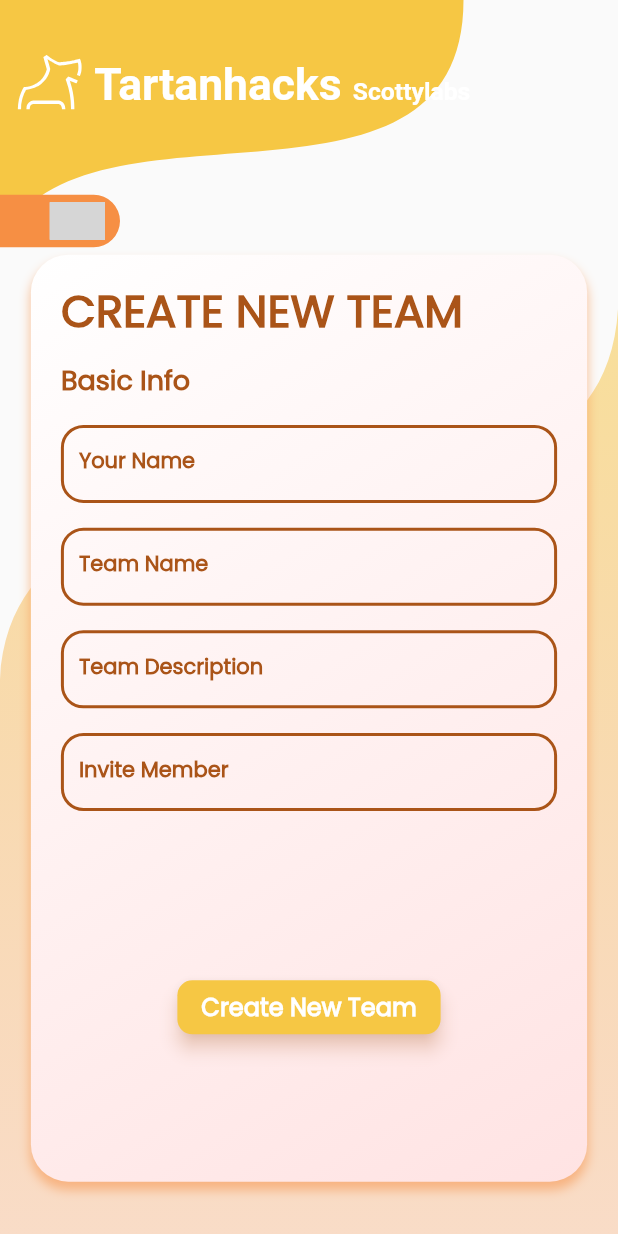
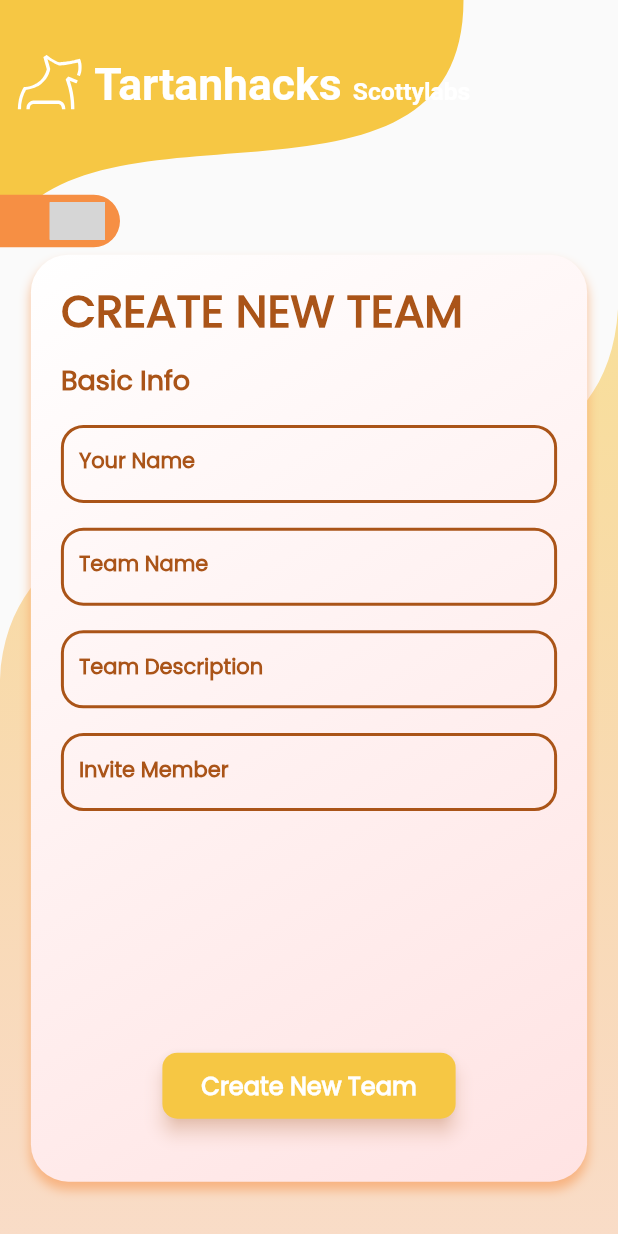
Before and after one commit to ScottyLabs/tartanhacks_dashboard_v2, a Flutter app: the CreateTeam screen opened directly, on a phone screen of 412 x 824 dp. Run offline on Flutter 3.47's test engine with Material 2 defaults, Android fonts, the phone set to English and light mode, and no system bars; our stand-ins replace carousel_slider, date_time_picker, flutter_countdown_timer, flutter_svg, qr_flutter, share and 2 more; missing offline and left inert: barras, charcode, decorated_icon, shared_preferences_web; accounts and stored records are empty; generated files the repository leaves out were written again; grey boxes are pictures that could not be loaded.

Commit message:
create team tweaks
create team tweaks

```diff
--- a/lib/pages/create_team.dart
+++ b/lib/pages/create_team.dart
@@ -136,8 +136,12 @@ class _CreateTeamState extends State<CreateTeam> {
                             child: GradBox(
                               width: screenWidth*0.9,
                               height: screenHeight*0.75,
-                              padding: EdgeInsets.fromLTRB(20, 5, 20, 5),
+                              padding: EdgeInsets.fromLTRB(20, 5, 20, 20),
                               child: Column(
+                                mainAxisAlignment: MainAxisAlignment.spaceBetween,
+                                crossAxisAlignment: CrossAxisAlignment.start,
+                                children: [
+                                      Column(
                                         mainAxisAlignment: MainAxisAlignment.start,
                                         crossAxisAlignment: CrossAxisAlignment.start,
                                         children: [
@@ -168,13 +172,28 @@ class _CreateTeamState extends State<CreateTeam> {
                                             )
                                           )
                                         ),
-                                    SizedBox(height:screenHeight*0.1),
+                                        ]
+                                      ),
+
                                     Container(
-                                        alignment: Alignment.bottomCenter,
-                                        padding: EdgeInsets.fromLTRB(0, 10, 0, 10),
-                                        height: screenHeight*0.1,
-                                        child: SolidButton(
-                                          text: "Create New Team"
+                                        alignment: Alignment.center,
+                                        padding: EdgeInsets.fromLTRB(20, 20, 20, 20),
+                                        child: ElevatedButton(
+                                          style: ButtonStyle(
+                                            foregroundColor: MaterialStateProperty.all(Theme.of(context).colorScheme.primary),
+                                            backgroundColor: MaterialStateProperty.all(Theme.of(context).colorScheme.primary),
+                                            shadowColor: MaterialStateProperty.all(Theme.of(context).colorScheme.secondaryVariant),
+                                            shape: MaterialStateProperty.all(RoundedRectangleBorder(borderRadius: BorderRadius.circular(10))),
+                                            elevation: MaterialStateProperty.all(5),
+                                          ),
+                                          child: Container(
+                                              padding: EdgeInsets.fromLTRB(10, 10, 10, 10),
+                                              child: Text("Create New Team",
+                                                style: TextStyle(fontSize:16.0, fontWeight: FontWeight.w600,color:Theme.of(context).colorScheme.onPrimary),
+                                              overflow: TextOverflow.fade,
+                                              softWrap: false,
+                                            )
+                                          )
                                         )
                                       )
                                 ]
```
Lines whose indentation alone changed are shown as unchanged.
